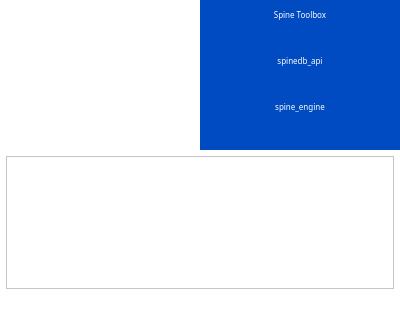
Before: the Qt Designer form spinetoolbox/ui/about.ui in spine-tools/Spine-Toolbox, drawn with Qt 5; both pictures show x 0 to 400 and y 0 to 320 of the 400 by 550 pixel window.
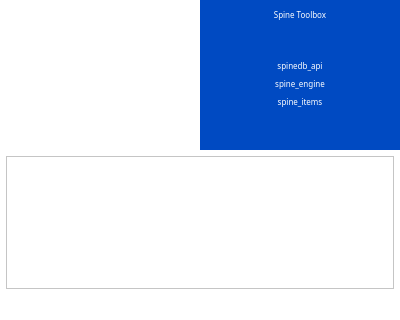
After: the same form once the commit is applied. Icons and pictures are not drawn.

Commit message: Added spine_items version to About widget

The edit to the form file:
```diff
--- a/spinetoolbox/ui/about.ui
+++ b/spinetoolbox/ui/about.ui
@@ -396,19 +396,6 @@
            </property>
           </widget>
          </item>
-         <item>
-          <spacer name="verticalSpacer_2">
-           <property name="orientation">
-            <enum>Qt::Vertical</enum>
-           </property>
-           <property name="sizeHint" stdset="0">
-            <size>
-             <width>20</width>
-             <height>40</height>
-            </size>
-           </property>
-          </spacer>
-         </item>
          <item>
           <widget class="QLabel" name="label_spine_engine">
            <property name="sizePolicy">
@@ -434,6 +421,31 @@
            </property>
           </widget>
          </item>
+         <item>
+          <widget class="QLabel" name="label_spine_items">
+           <property name="sizePolicy">
+            <sizepolicy hsizetype="Expanding" vsizetype="Expanding">
+             <horstretch>0</horstretch>
+             <verstretch>0</verstretch>
+            </sizepolicy>
+           </property>
+           <property name="font">
+            <font>
+             <family>Arial Black</family>
+             <pointsize>6</pointsize>
+            </font>
+           </property>
+           <property name="styleSheet">
+            <string notr="true">color: rgb(255, 255, 255);</string>
+           </property>
+           <property name="text">
+            <string>&lt;html&gt;&lt;head/&gt;&lt;body&gt;&lt;p&gt;spine_items&lt;/p&gt;&lt;/body&gt;&lt;/html&gt;</string>
+           </property>
+           <property name="alignment">
+            <set>Qt::AlignCenter</set>
+           </property>
+          </widget>
+         </item>
          <item>
           <spacer name="verticalSpacer_3">
            <property name="orientation">
```
The commit also changes 3 other files.
